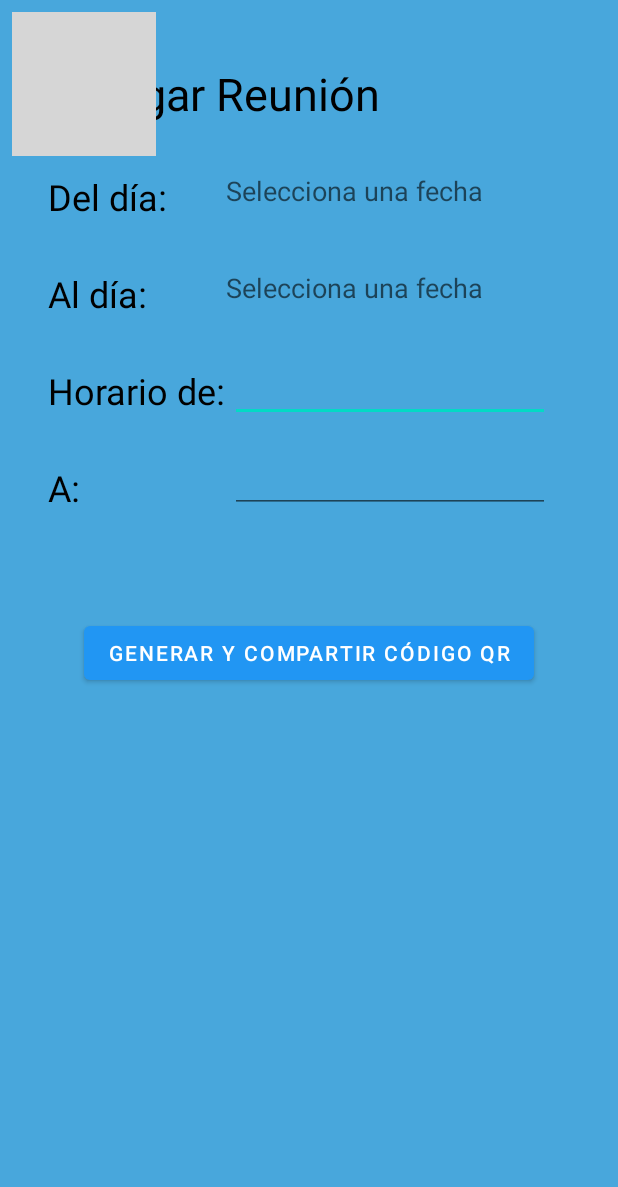
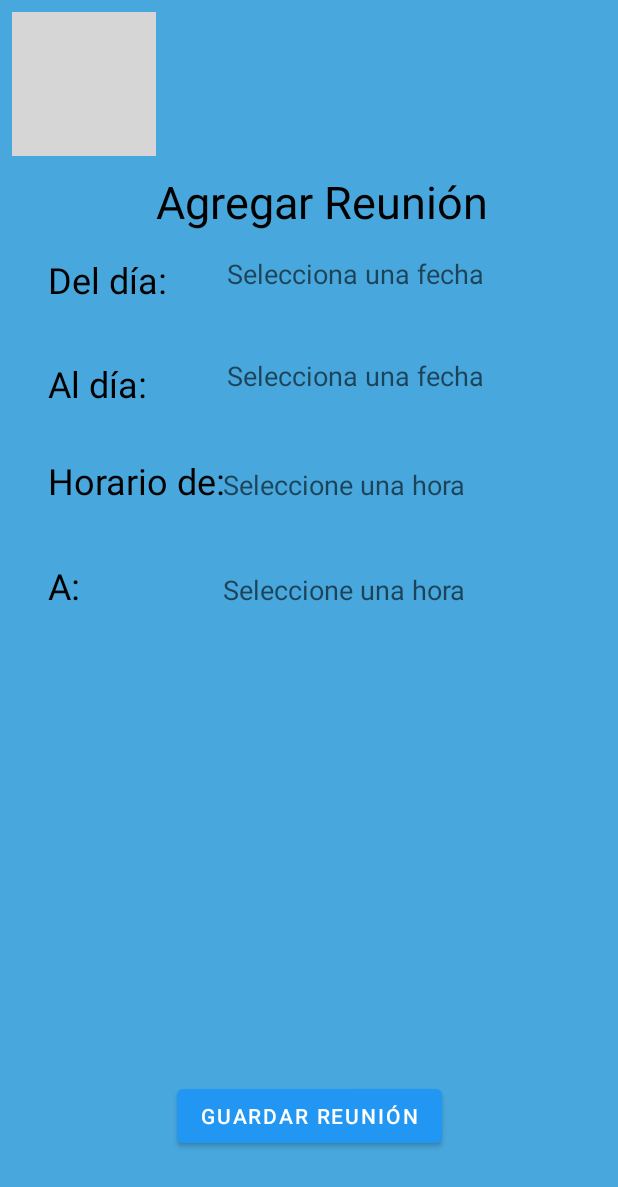
Before and after one commit to RubiResendiz/SecurityHome, an Android app: the layout activity_agregar_reunion.xml on its own in the app's theme, with its tools: preview values and no code run, on a phone screen of 412 x 824 dp. Shown: the top 1187 px of the screen. Run offline under Robolectric (Android 15) with nearby library versions, the phone set to English and light mode, and no system bars; grey boxes are pictures that could not be loaded.

Commit message:
Oscar Hdz Macías
Ajustes de xml archivos

```diff
--- a/app/src/main/res/layout-land/activity_agregar_reunion.xml
+++ b/app/src/main/res/layout-land/activity_agregar_reunion.xml
@@ -6,17 +6,17 @@
     android:layout_height="match_parent">
 
     <Button
-        android:id="@+id/btnGenerarCompartir2"
+        android:id="@+id/btnGuardarEditReunion"
         android:layout_width="wrap_content"
         android:layout_height="wrap_content"
-        android:layout_marginEnd="16dp"
+        android:layout_marginEnd="288dp"
         android:layout_marginBottom="16dp"
-        android:text="Generar y compartir código QR"
+        android:text="Crear reunión"
         app:layout_constraintBottom_toBottomOf="parent"
         app:layout_constraintEnd_toEndOf="parent" />
 
     <ImageButton
-        android:id="@+id/btnReturnLista"
+        android:id="@+id/btnReturnListaEditReu"
         android:layout_width="wrap_content"
         android:layout_height="wrap_content"
         android:background="#00FFFFFF"
@@ -25,7 +25,7 @@
         app:srcCompat="@drawable/chevron_left_black_24dp" />
 
     <TextView
-        android:id="@+id/textView53"
+        android:id="@+id/textView24"
         android:layout_width="wrap_content"
         android:layout_height="wrap_content"
         android:layout_marginStart="81dp"
@@ -37,81 +37,101 @@
         app:layout_constraintTop_toTopOf="parent" />
 
     <TextView
-        android:id="@+id/textView54"
+        android:id="@+id/textView25"
         android:layout_width="wrap_content"
         android:layout_height="wrap_content"
         android:layout_marginTop="13dp"
         android:text="Al día:"
         android:textColor="#000000"
         android:textSize="24sp"
-        app:layout_constraintStart_toStartOf="@+id/textView53"
-        app:layout_constraintTop_toBottomOf="@+id/textView53" />
+        app:layout_constraintStart_toStartOf="@+id/textView24"
+        app:layout_constraintTop_toBottomOf="@+id/textView24" />
 
     <TextView
-        android:id="@+id/textView55"
+        android:id="@+id/textView26"
         android:layout_width="wrap_content"
         android:layout_height="wrap_content"
         android:layout_marginTop="16dp"
         android:text="Horario de:"
         android:textColor="#000000"
         android:textSize="24sp"
-        app:layout_constraintStart_toStartOf="@+id/textView54"
-        app:layout_constraintTop_toBottomOf="@+id/textView54" />
+        app:layout_constraintStart_toStartOf="@+id/textView25"
+        app:layout_constraintTop_toBottomOf="@+id/textView25" />
 
     <TextView
-        android:id="@+id/textView56"
+        android:id="@+id/textView27"
         android:layout_width="wrap_content"
         android:layout_height="wrap_content"
         android:layout_marginTop="19dp"
         android:text="A: "
         android:textColor="#000000"
         android:textSize="24sp"
-        app:layout_constraintStart_toStartOf="@+id/textView55"
-        app:layout_constraintTop_toBottomOf="@+id/textView55" />
+        app:layout_constraintStart_toStartOf="@+id/textView26"
+        app:layout_constraintTop_toBottomOf="@+id/textView26" /><![CDATA[
+
+
+
+    "
+        app:layout_constraintBottom_toTopOf="@+id/editTextTime4"
+        app:layout_constraintStart_toStartOf="@+id/editTextTime4" />
+
+
+
+
+
+
+
+
+
+    ]]>
 
     <TextView
-        android:id="@+id/pickDate"
+        android:id="@+id/pickDate1E"
         android:layout_width="wrap_content"
         android:layout_height="wrap_content"
-        android:layout_marginBottom="21dp"
+        android:layout_marginTop="37dp"
+        android:layout_marginEnd="280dp"
         android:hint="Selecciona una fecha"
         android:textColor="#000000"
         android:textSize="18sp"
-        app:layout_constraintBottom_toTopOf="@+id/pickDate3"
-        app:layout_constraintStart_toStartOf="@+id/pickDate3" />
+        app:layout_constraintEnd_toEndOf="parent"
+        app:layout_constraintTop_toBottomOf="@+id/textView52" />
 
-    <EditText
-        android:id="@+id/editTextTime3"
+    <TextView
+        android:id="@+id/pickHour1E"
         android:layout_width="wrap_content"
         android:layout_height="wrap_content"
-        android:layout_marginBottom="6dp"
+        android:layout_marginTop="21dp"
+        android:layout_marginEnd="260dp"
         android:ems="10"
-        android:inputType="time"
-        app:layout_constraintBottom_toTopOf="@+id/editTextTime4"
-        app:layout_constraintStart_toStartOf="@+id/editTextTime4" />
+        android:hint="Selecciona una hora"
+        android:textSize="18sp"
+        app:layout_constraintEnd_toEndOf="parent"
+        app:layout_constraintTop_toBottomOf="@+id/pickDate2E" />
 
     <TextView
-        android:id="@+id/pickDate3"
+        android:id="@+id/pickDate2E"
         android:layout_width="wrap_content"
         android:layout_height="wrap_content"
-        android:layout_marginStart="2dp"
-        android:layout_marginBottom="16dp"
+        android:layout_marginTop="21dp"
+        android:layout_marginEnd="280dp"
         android:hint="Selecciona una fecha"
         android:textColor="#000000"
         android:textSize="18sp"
-        app:layout_constraintBottom_toTopOf="@+id/editTextTime3"
-        app:layout_constraintStart_toStartOf="@+id/editTextTime3" />
+        app:layout_constraintEnd_toEndOf="parent"
+        app:layout_constraintTop_toBottomOf="@+id/pickDate1E" />
 
-    <EditText
-        android:id="@+id/editTextTime4"
+    <TextView
+        android:id="@+id/pickHour2E"
         android:layout_width="wrap_content"
         android:layout_height="wrap_content"
-        android:layout_marginStart="46dp"
-        android:layout_marginTop="19dp"
+        android:layout_marginTop="24dp"
+        android:layout_marginEnd="260dp"
         android:ems="10"
-        android:inputType="time"
-        app:layout_constraintStart_toEndOf="@+id/textView55"
-        app:layout_constraintTop_toBottomOf="@+id/textView55" />
+        android:hint="Selecciona una hora"
+        android:textSize="18sp"
+        app:layout_constraintEnd_toEndOf="parent"
+        app:layout_constraintTop_toBottomOf="@+id/textView26" />
 
     <TextView
         android:id="@+id/textView52"
--- a/app/src/main/res/layout-v29/activity_agregar_reunion.xml
+++ /dev/null
@@ -1,136 +0,0 @@
-<?xml version="1.0" encoding="utf-8"?>
-<androidx.constraintlayout.widget.ConstraintLayout xmlns:android="http://schemas.android.com/apk/res/android"
-    xmlns:app="http://schemas.android.com/apk/res-auto"
-    xmlns:tools="http://schemas.android.com/tools"
-    android:id="@+id/btnReturnListas"
-    android:layout_width="match_parent"
-    android:layout_height="match_parent"
-    android:background="#48A7DC"
-    tools:context=".agregarReunion">
-
-    <TextView
-        android:id="@+id/textView4"
-        android:layout_width="wrap_content"
-        android:layout_height="wrap_content"
-        android:layout_marginTop="10dp"
-        android:text="Agregar Reunión"
-        android:textColor="#000000"
-        android:textSize="30sp"
-        app:layout_constraintStart_toEndOf="@+id/btnReturnLista"
-        app:layout_constraintTop_toBottomOf="@+id/btnReturnLista" />
-
-    <ImageButton
-        android:id="@+id/btnReturnLista"
-        android:layout_width="wrap_content"
-        android:layout_height="wrap_content"
-        android:layout_marginStart="8dp"
-        android:layout_marginTop="8dp"
-        android:background="#00FFFFFF"
-        app:layout_constraintStart_toStartOf="parent"
-        app:layout_constraintTop_toTopOf="parent"
-        app:srcCompat="@drawable/chevron_left_black_24dp" />
-
-    <TextView
-        android:id="@+id/textView24"
-        android:layout_width="wrap_content"
-        android:layout_height="wrap_content"
-        android:layout_marginStart="32dp"
-        android:layout_marginTop="170dp"
-        android:text="Del día:"
-        android:textColor="#000000"
-        android:textSize="24sp"
-        app:layout_constraintStart_toStartOf="parent"
-        app:layout_constraintTop_toTopOf="parent" />
-
-    <TextView
-        android:id="@+id/textView25"
-        android:layout_width="wrap_content"
-        android:layout_height="wrap_content"
-        android:layout_marginStart="32dp"
-        android:layout_marginBottom="32dp"
-        android:text="Al día:"
-        android:textColor="#000000"
-        android:textSize="24sp"
-        app:layout_constraintBottom_toTopOf="@+id/textView26"
-        app:layout_constraintStart_toStartOf="parent" />
-
-    <TextView
-        android:id="@+id/textView26"
-        android:layout_width="wrap_content"
-        android:layout_height="wrap_content"
-        android:layout_marginStart="32dp"
-        android:text="Horario de:"
-        android:textColor="#000000"
-        android:textSize="24sp"
-        app:layout_constraintBaseline_toBaselineOf="@+id/pickHour1"
-        app:layout_constraintStart_toStartOf="parent" />
-
-    <TextView
-        android:id="@+id/textView27"
-        android:layout_width="wrap_content"
-        android:layout_height="wrap_content"
-        android:layout_marginStart="32dp"
-        android:layout_marginTop="37dp"
-        android:text="A: "
-        android:textColor="#000000"
-        android:textSize="24sp"
-        app:layout_constraintStart_toStartOf="parent"
-        app:layout_constraintTop_toBottomOf="@+id/textView26" />
-
-    <TextView
-        android:id="@+id/pickDate1"
-        android:layout_width="wrap_content"
-        android:layout_height="wrap_content"
-        android:layout_marginEnd="89dp"
-        android:hint="Selecciona una fecha"
-        android:textColor="#000000"
-        android:textSize="18sp"
-        app:layout_constraintEnd_toEndOf="parent"
-        app:layout_constraintTop_toTopOf="@+id/textView24" />
-
-    <TextView
-        android:id="@+id/pickHour1"
-        android:layout_width="wrap_content"
-        android:layout_height="wrap_content"
-        android:layout_marginTop="48dp"
-        android:ems="10"
-        android:hint="Seleccione una hora"
-        android:textSize="18sp"
-        app:layout_constraintEnd_toEndOf="@+id/pickHour2"
-        app:layout_constraintStart_toStartOf="@+id/pickHour2"
-        app:layout_constraintTop_toBottomOf="@+id/pickDate2" />
-
-    <TextView
-        android:id="@+id/pickHour2"
-        android:layout_width="wrap_content"
-        android:layout_height="wrap_content"
-        android:layout_marginTop="45dp"
-        android:layout_marginEnd="50dp"
-        android:ems="10"
-        android:hint="Seleccione una hora"
-        android:textSize="18sp"
-        app:layout_constraintEnd_toEndOf="parent"
-        app:layout_constraintTop_toBottomOf="@+id/pickHour1" />
-
-    <TextView
-        android:id="@+id/pickDate2"
-        android:layout_width="wrap_content"
-        android:layout_height="wrap_content"
-        android:layout_marginTop="43dp"
-        android:hint="Selecciona una fecha"
-        android:textColor="#000000"
-        android:textSize="18sp"
-        app:layout_constraintStart_toStartOf="@+id/pickDate1"
-        app:layout_constraintTop_toBottomOf="@+id/pickDate1" />
-
-    <Button
-        android:id="@+id/btnGuardarReunion"
-        android:layout_width="wrap_content"
-        android:layout_height="wrap_content"
-        android:layout_marginBottom="56dp"
-        android:text="Guardar reunión"
-        app:layout_constraintBottom_toBottomOf="parent"
-        app:layout_constraintEnd_toEndOf="parent"
-        app:layout_constraintStart_toStartOf="parent" />
-
-</androidx.constraintlayout.widget.ConstraintLayout>
--- a/app/src/main/res/layout/activity_agregar_reunion.xml
+++ b/app/src/main/res/layout/activity_agregar_reunion.xml
@@ -12,13 +12,12 @@
         android:id="@+id/textView4"
         android:layout_width="wrap_content"
         android:layout_height="wrap_content"
-        android:layout_marginStart="32dp"
-        android:layout_marginTop="42dp"
+        android:layout_marginTop="10dp"
         android:text="Agregar Reunión"
         android:textColor="#000000"
         android:textSize="30sp"
-        app:layout_constraintStart_toStartOf="parent"
-        app:layout_constraintTop_toTopOf="parent" />
+        app:layout_constraintStart_toEndOf="@+id/btnReturnLista"
+        app:layout_constraintTop_toBottomOf="@+id/btnReturnLista" />
 
     <ImageButton
         android:id="@+id/btnReturnLista"
@@ -36,43 +35,42 @@
         android:layout_width="wrap_content"
         android:layout_height="wrap_content"
         android:layout_marginStart="32dp"
-        android:layout_marginTop="32dp"
+        android:layout_marginTop="170dp"
         android:text="Del día:"
         android:textColor="#000000"
         android:textSize="24sp"
         app:layout_constraintStart_toStartOf="parent"
-        app:layout_constraintTop_toBottomOf="@+id/textView4" />
+        app:layout_constraintTop_toTopOf="parent" />
 
     <TextView
         android:id="@+id/textView25"
         android:layout_width="wrap_content"
         android:layout_height="wrap_content"
         android:layout_marginStart="32dp"
-        android:layout_marginTop="32dp"
+        android:layout_marginBottom="32dp"
         android:text="Al día:"
         android:textColor="#000000"
         android:textSize="24sp"
-        app:layout_constraintStart_toStartOf="parent"
-        app:layout_constraintTop_toBottomOf="@+id/textView24" />
+        app:layout_constraintBottom_toTopOf="@+id/textView26"
+        app:layout_constraintStart_toStartOf="parent" />
 
     <TextView
         android:id="@+id/textView26"
         android:layout_width="wrap_content"
         android:layout_height="wrap_content"
         android:layout_marginStart="32dp"
-        android:layout_marginTop="32dp"
         android:text="Horario de:"
         android:textColor="#000000"
         android:textSize="24sp"
-        app:layout_constraintStart_toStartOf="parent"
-        app:layout_constraintTop_toBottomOf="@+id/textView25" />
+        app:layout_constraintBaseline_toBaselineOf="@+id/pickHour1"
+        app:layout_constraintStart_toStartOf="parent" />
 
     <TextView
         android:id="@+id/textView27"
         android:layout_width="wrap_content"
         android:layout_height="wrap_content"
         android:layout_marginStart="32dp"
-        android:layout_marginTop="32dp"
+        android:layout_marginTop="37dp"
         android:text="A: "
         android:textColor="#000000"
         android:textSize="24sp"
@@ -83,58 +81,56 @@
         android:id="@+id/pickDate1"
         android:layout_width="wrap_content"
         android:layout_height="wrap_content"
-        android:layout_marginTop="32dp"
-        android:layout_marginEnd="90dp"
+        android:layout_marginEnd="89dp"
         android:hint="Selecciona una fecha"
         android:textColor="#000000"
         android:textSize="18sp"
         app:layout_constraintEnd_toEndOf="parent"
-        app:layout_constraintTop_toBottomOf="@+id/textView4" />
+        app:layout_constraintTop_toTopOf="@+id/textView24" />
+
+    <TextView
+        android:id="@+id/pickHour1"
+        android:layout_width="wrap_content"
+        android:layout_height="wrap_content"
+        android:layout_marginTop="48dp"
+        android:ems="10"
+        android:hint="Seleccione una hora"
+        android:textSize="18sp"
+        app:layout_constraintEnd_toEndOf="@+id/pickHour2"
+        app:layout_constraintStart_toStartOf="@+id/pickHour2"
+        app:layout_constraintTop_toBottomOf="@+id/pickDate2" />
+
+    <TextView
+        android:id="@+id/pickHour2"
+        android:layout_width="wrap_content"
+        android:layout_height="wrap_content"
+        android:layout_marginTop="45dp"
+        android:layout_marginEnd="50dp"
+        android:ems="10"
+        android:hint="Seleccione una hora"
+        android:textSize="18sp"
+        app:layout_constraintEnd_toEndOf="parent"
+        app:layout_constraintTop_toBottomOf="@+id/pickHour1" />
 
     <TextView
         android:id="@+id/pickDate2"
         android:layout_width="wrap_content"
         android:layout_height="wrap_content"
-        android:layout_marginTop="40dp"
-        android:layout_marginEnd="90dp"
+        android:layout_marginTop="43dp"
         android:hint="Selecciona una fecha"
         android:textColor="#000000"
         android:textSize="18sp"
-        app:layout_constraintEnd_toEndOf="parent"
+        app:layout_constraintStart_toStartOf="@+id/pickDate1"
         app:layout_constraintTop_toBottomOf="@+id/pickDate1" />
 
-    <EditText
-        android:id="@+id/editTextTime"
+    <Button
+        android:id="@+id/btnGuardarReunion"
         android:layout_width="wrap_content"
         android:layout_height="wrap_content"
-        android:layout_marginTop="32dp"
-        android:layout_marginEnd="45dp"
-        android:ems="10"
-        android:inputType="time"
+        android:layout_marginBottom="56dp"
+        android:text="Guardar reunión"
+        app:layout_constraintBottom_toBottomOf="parent"
         app:layout_constraintEnd_toEndOf="parent"
-        app:layout_constraintTop_toBottomOf="@+id/pickDate2" />
-
-    <EditText
-        android:id="@+id/editTextTime2"
-        android:layout_width="wrap_content"
-        android:layout_height="wrap_content"
-        android:layout_marginTop="15dp"
-        android:layout_marginEnd="45dp"
-        android:ems="10"
-        android:inputType="time"
-        app:layout_constraintEnd_toEndOf="parent"
-        app:layout_constraintTop_toBottomOf="@+id/editTextTime" />
-
-    <Button
-        android:id="@+id/btnGenerarCompartir"
-        android:layout_width="wrap_content"
-        android:layout_height="wrap_content"
-        android:layout_marginStart="57dp"
-        android:layout_marginTop="70dp"
-        android:layout_marginEnd="57dp"
-        android:text="Generar y compartir código QR"
-        app:layout_constraintEnd_toEndOf="parent"
-        app:layout_constraintStart_toStartOf="parent"
-        app:layout_constraintTop_toBottomOf="@+id/textView27" />
+        app:layout_constraintStart_toStartOf="parent" />
 
 </androidx.constraintlayout.widget.ConstraintLayout>
```
Also changed, not shown: app/src/main/res/layout-v29/activity_dispositivos.xml (deleted, +0 -131 lines), app/src/main/res/layout/activity_dispositivos.xml (+40 -15 lines).
